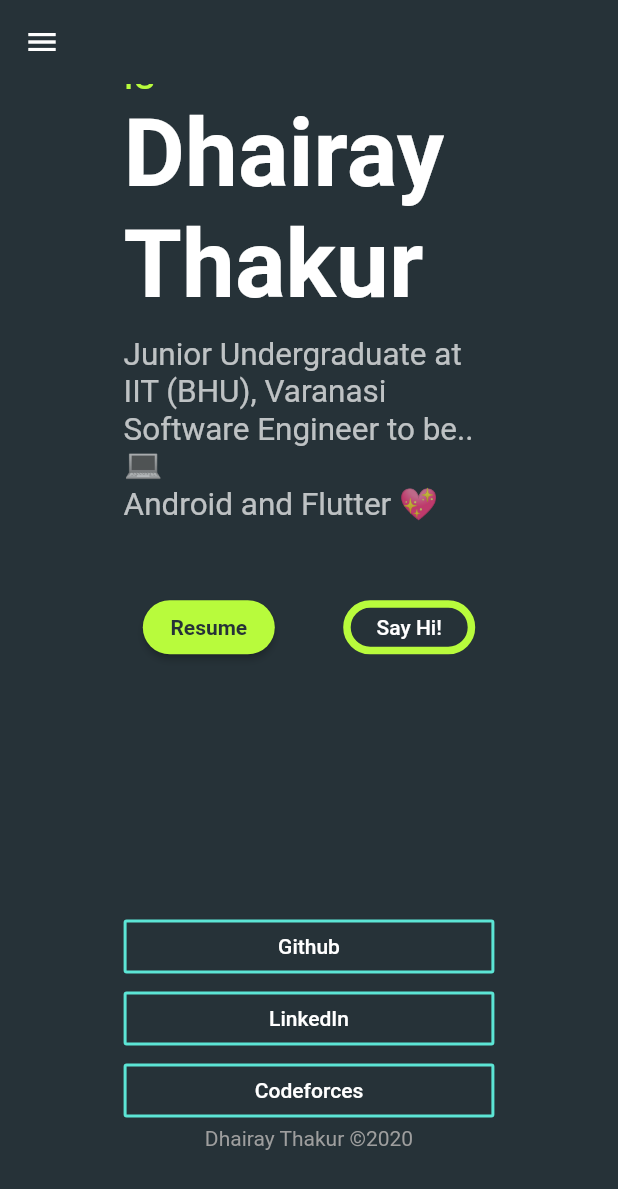
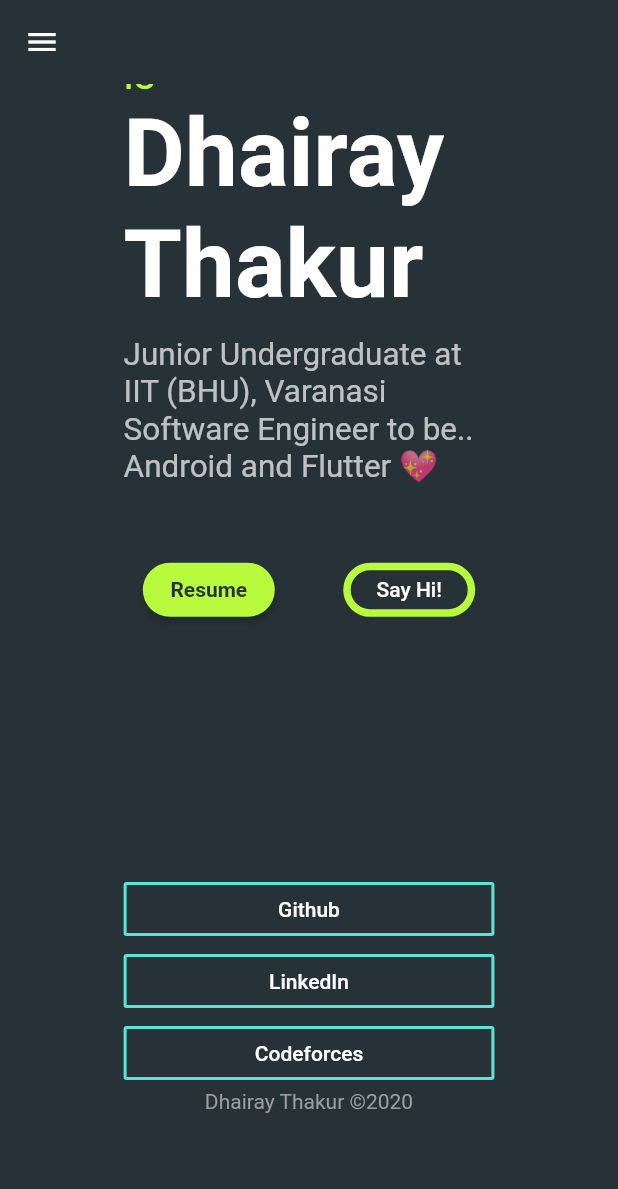
Before and after one commit to dhairay-thakur/myportfolio, a Flutter app: the screen it shows after launch, scrolled down 542 dp, on a phone screen of 412 x 824 dp. Shown: the top 1189 px of the screen. Run offline on Flutter 3.47's test engine with Material 2 defaults, Android fonts, the phone set to English and light mode, and no system bars; missing offline and left inert: dart:html; Roboto replaces fonts that are missing (Cabin).

Commit message:
changed text displayed

```diff
--- a/lib/profile_page.dart
+++ b/lib/profile_page.dart
@@ -201,7 +201,7 @@ class ProfileInfo extends StatelessWidget {
       ),
       Text(
         "Junior Undergraduate at IIT (BHU), Varanasi\n"
-        "Software Engineer to be..💻\n"
+        "Software Engineer to be..\n"
         "Android and Flutter 💖\n",
         softWrap: true,
         textScaleFactor: 1.5,
```
